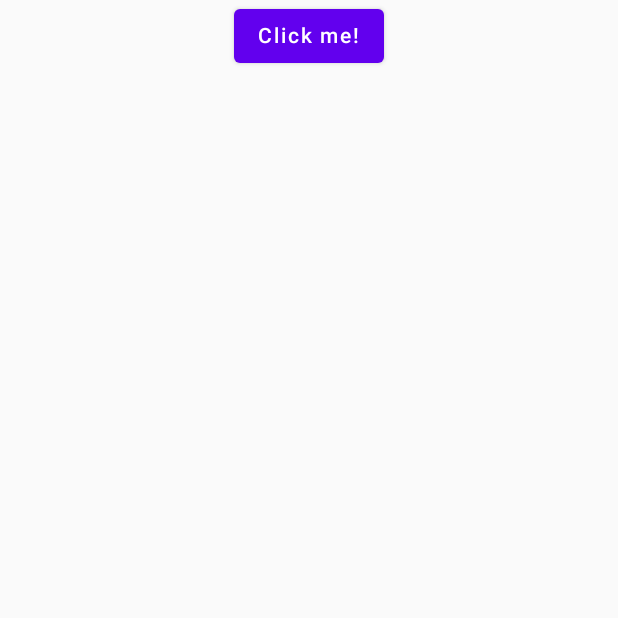
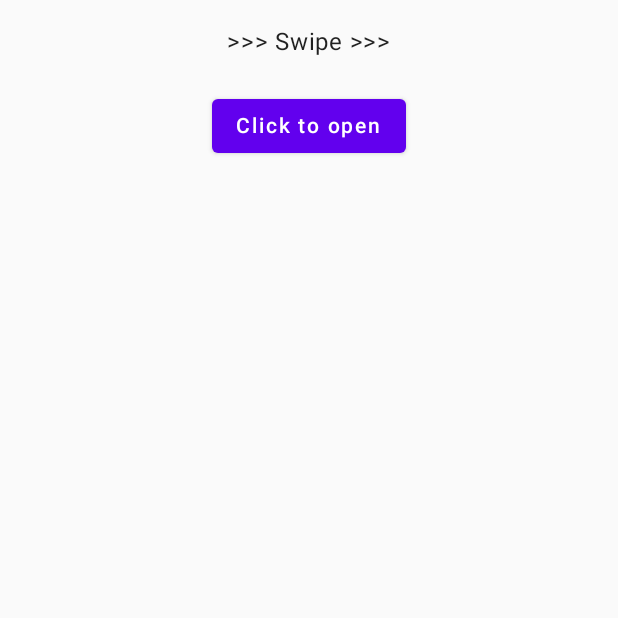
Before and after one commit to microbit-grace/composeIssueDemo, an Android app built with Jetpack Compose: the screen it shows after launch (MainActivity), on a phone screen of 412 x 824 dp, the top half of it. Run offline under Robolectric (Android 15) with nearby library versions, the phone set to English and light mode, and no system bars.

Commit message:
Add basic Modal Navigation Drawer

```diff
--- a/composeApp/build.gradle.kts
+++ b/composeApp/build.gradle.kts
@@ -38,6 +38,7 @@ kotlin {
             implementation(compose.runtime)
             implementation(compose.foundation)
             implementation(compose.material)
+            implementation(compose.material3)
             implementation(compose.ui)
             implementation(compose.components.resources)
             implementation(compose.components.uiToolingPreview)
--- a/composeApp/src/commonMain/kotlin/compose/issue/demo/App.kt
+++ b/composeApp/src/commonMain/kotlin/compose/issue/demo/App.kt
@@ -1,37 +1,83 @@
 package compose.issue.demo
 
-import androidx.compose.animation.AnimatedVisibility
-import androidx.compose.foundation.Image
+import androidx.compose.foundation.layout.Arrangement
 import androidx.compose.foundation.layout.Column
-import androidx.compose.foundation.layout.fillMaxWidth
+import androidx.compose.foundation.layout.Spacer
+import androidx.compose.foundation.layout.fillMaxHeight
+import androidx.compose.foundation.layout.fillMaxSize
+import androidx.compose.foundation.layout.height
+import androidx.compose.foundation.layout.padding
+import androidx.compose.foundation.rememberScrollState
+import androidx.compose.foundation.verticalScroll
 import androidx.compose.material.Button
 import androidx.compose.material.MaterialTheme
 import androidx.compose.material.Text
-import androidx.compose.runtime.*
+import androidx.compose.material.icons.Icons
+import androidx.compose.material.icons.filled.AccountCircle
+import androidx.compose.material.icons.filled.Add
+import androidx.compose.material3.DrawerValue
+import androidx.compose.material3.ExperimentalMaterial3Api
+import androidx.compose.material3.Icon
+import androidx.compose.material3.ModalDrawerSheet
+import androidx.compose.material3.ModalNavigationDrawer
+import androidx.compose.material3.NavigationDrawerItem
+import androidx.compose.material3.NavigationDrawerItemDefaults
+import androidx.compose.material3.rememberDrawerState
+import androidx.compose.runtime.Composable
+import androidx.compose.runtime.mutableStateOf
+import androidx.compose.runtime.remember
+import androidx.compose.runtime.rememberCoroutineScope
 import androidx.compose.ui.Alignment
 import androidx.compose.ui.Modifier
-import org.jetbrains.compose.resources.painterResource
+import androidx.compose.ui.unit.dp
+import kotlinx.coroutines.launch
 import org.jetbrains.compose.ui.tooling.preview.Preview
 
-import composeissuedemo.composeapp.generated.resources.Res
-import composeissuedemo.composeapp.generated.resources.compose_multiplatform
-
+@OptIn(ExperimentalMaterial3Api::class)
 @Composable
 @Preview
 fun App() {
     MaterialTheme {
-        var showContent by remember { mutableStateOf(false) }
-        Column(Modifier.fillMaxWidth(), horizontalAlignment = Alignment.CenterHorizontally) {
-            Button(onClick = { showContent = !showContent }) {
-                Text("Click me!")
-            }
-            AnimatedVisibility(showContent) {
-                val greeting = remember { Greeting().greet() }
-                Column(Modifier.fillMaxWidth(), horizontalAlignment = Alignment.CenterHorizontally) {
-                    Image(painterResource(Res.drawable.compose_multiplatform), null)
-                    Text("Compose: $greeting")
+        val drawerState = rememberDrawerState(DrawerValue.Closed)
+        val scope = rememberCoroutineScope()
+        // icons to mimic drawer destinations
+        val items =
+            listOf(
+                Icons.Default.AccountCircle,
+                Icons.Default.Add
+            )
+        val selectedItem = remember { mutableStateOf(items[0]) }
+        ModalNavigationDrawer(
+            drawerState = drawerState,
+            drawerContent = {
+                ModalDrawerSheet(drawerState) {
+                    Column(Modifier.verticalScroll(rememberScrollState())) {
+                        Spacer(Modifier.height(12.dp))
+                        items.forEach { item ->
+                            NavigationDrawerItem(
+                                icon = { Icon(item, contentDescription = null) },
+                                label = { Text(item.name.substringAfterLast(".")) },
+                                selected = item == selectedItem.value,
+                                onClick = {
+                                    scope.launch { drawerState.close() }
+                                    selectedItem.value = item
+                                },
+                                modifier = Modifier.padding(NavigationDrawerItemDefaults.ItemPadding)
+                            )
+                        }
+                    }
+                }
+            },
+            content = {
+                Column(
+                    modifier = Modifier.fillMaxSize().padding(16.dp),
+                    horizontalAlignment = Alignment.CenterHorizontally
+                ) {
+                    Text(text = if (drawerState.isClosed) ">>> Swipe >>>" else "<<< Swipe <<<")
+                    Spacer(Modifier.height(20.dp))
+                    Button(onClick = { scope.launch { drawerState.open() } }) { Text("Click to open") }
                 }
             }
-        }
+        )
     }
 }
--- a/gradle/libs.versions.toml
+++ b/gradle/libs.versions.toml
@@ -11,7 +11,7 @@ androidx-espresso-core = "3.6.1"
 androidx-lifecycle = "2.8.4"
 androidx-material = "1.12.0"
 androidx-test-junit = "1.2.1"
-compose-multiplatform = "1.7.0"
+compose-multiplatform = "1.7.1"
 junit = "4.13.2"
 kotlin = "2.1.0"
 
```
Also changed, not shown: 3 other files.
